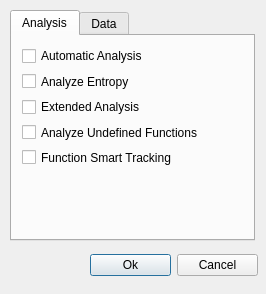
ThunderCls/xAnalyzer, file xAnalyzer/gui/OptionsDialog.ui: the form before one commit.
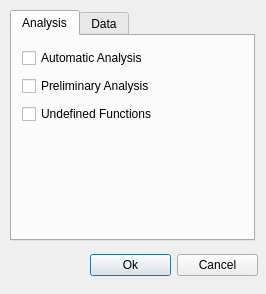
The form after the commit. Icons and pictures are not drawn.

```diff
--- a/xAnalyzer/gui/OptionsDialog.ui
+++ b/xAnalyzer/gui/OptionsDialog.ui
@@ -45,7 +45,7 @@
        <x>10</x>
        <y>10</y>
        <width>221</width>
-       <height>121</height>
+       <height>81</height>
       </rect>
      </property>
      <layout class="QVBoxLayout" name="verticalLayout">
@@ -59,28 +59,14 @@
       <item>
        <widget class="QCheckBox" name="checkEntropy">
         <property name="text">
-         <string>Analyze Entropy</string>
-        </property>
-       </widget>
-      </item>
-      <item>
-       <widget class="QCheckBox" name="checkExtendedAnalysis">
-        <property name="text">
-         <string>Extended Analysis</string>
+         <string>Preliminary Analysis</string>
         </property>
        </widget>
       </item>
       <item>
        <widget class="QCheckBox" name="checkUndefFunctions">
         <property name="text">
-         <string>Analyze Undefined Functions</string>
-        </property>
-       </widget>
-      </item>
-      <item>
-       <widget class="QCheckBox" name="checkSmartTracking">
-        <property name="text">
-         <string>Function Smart Tracking</string>
+         <string>Undefined Functions</string>
         </property>
        </widget>
       </item>
```
Left out of the diff: 4 changed lines with no effect on the pictures.
